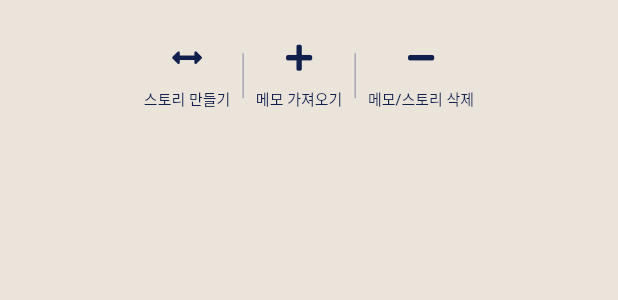
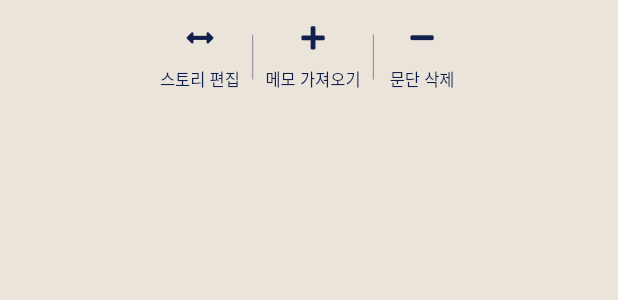
Before and after one commit to randomizedlife01/project_writer, a Flutter app: the DropDownButtons widget shown alone on an empty page, opened directly, on a phone screen of 412 x 824 dp. Shown: the top 300 px of the screen. Run offline on Flutter 3.47's test engine with Material 2 defaults, Android fonts, the light colour scheme and no system bars; our stand-ins replace carousel_slider, dotted_line, email_validator, flutter_keyboard_visibility, flutter_slidable, font_awesome_flutter and 3 more; missing offline and left inert: amplify_analytics_pinpoint, amplify_auth_cognito, amplify_core, amplify_datastore, amplify_datastore_plugin_interface, amplify_flutter and 1 more; Roboto replaces fonts that are missing (GothicA1).

Commit message:
project V04 인스트럭션 페이지 진행 전

```diff
--- a/lib/pages/common_parts/common_parts.dart
+++ b/lib/pages/common_parts/common_parts.dart
@@ -219,23 +219,25 @@ class DropDownButtons extends StatelessWidget {
 
   final VoidCallback onAddDetailTap;
   final VoidCallback onImportTap;
+  final VoidCallback onEnvAddTap;
   final VoidCallback onDeleteTap;
 
-  const DropDownButtons({Key key, this.onAddDetailTap, this.onImportTap, this.context, this.getDocId, this.onDeleteTap}) : super(key: key);
+  const DropDownButtons({Key key, this.onAddDetailTap, this.onImportTap, this.context, this.getDocId, this.onDeleteTap, this.onEnvAddTap})
+      : super(key: key);
 
   @override
   Widget build(BuildContext context) {
     return Column(
       children: [
         SizedBox(
-          height: 20.0,
+          height: 8.0,
         ),
         Row(
           mainAxisAlignment: MainAxisAlignment.center,
           children: [
             DocNormalButton(
               icon: FontAwesomeIcons.arrowsAltH,
-              buttonName: '스토리 만들기',
+              buttonName: '스토리 편집',
               onPressed: onAddDetailTap,
             ),
             Container(
@@ -259,7 +261,7 @@ class DropDownButtons extends StatelessWidget {
             ),
             DocNormalButton(
               icon: FontAwesomeIcons.minus,
-              buttonName: '메모/스토리 삭제',
+              buttonName: '문단 삭제',
               onPressed: onDeleteTap,
             ),
           ],
@@ -364,7 +366,7 @@ class DocNormalButton extends StatelessWidget {
         children: [
           FaIcon(
             icon,
-            size: 20.0,
+            size: 18.0,
             color: Color(0xFF111f4d),
           ),
           SizedBox(
@@ -374,7 +376,7 @@ class DocNormalButton extends StatelessWidget {
             buttonName,
             textAlign: TextAlign.center,
             style: TextStyle(
-              fontSize: 10.0,
+              fontSize: 11.0,
               fontFamily: 'GothicA1',
               fontWeight: FontWeight.w500,
               color: Color(0xFF111f4d),
--- a/lib/pages/document/story_page/component/story_summary_create_pop.dart
+++ b/lib/pages/document/story_page/component/story_summary_create_pop.dart
@@ -10,8 +10,8 @@ class StorySummaryCreatePopUp extends StatelessWidget {
   final _formKey = GlobalKey<FormState>();
   final _storySummaryController = StorySummaryController.to;
 
-  final _timeList = ['새벽', '아침', '낮', '오후', '저녁', '밤', '늦은 밤'];
-  final _weatherList = ['미정', '맑음', '비', '눈', '흐림', '갬'];
+  final _timeList = ['없음', '새벽', '아침', '낮', '오후', '저녁', '밤', '늦은 밤'];
+  final _weatherList = ['없음', '맑음', '비', '눈', '흐림', '갬'];
 
   final _spaceController = TextEditingController();
   final _summaryController = TextEditingController();
--- a/lib/services/controller/story_summary_controller.dart
+++ b/lib/services/controller/story_summary_controller.dart
@@ -5,9 +5,9 @@ import 'package:project_writer_v04/services/controller/story_summary_repository.
 class StorySummaryController extends GetxController {
   final summaries = [].obs;
   final isVisible = false.obs;
-  final selectTimes = '새벽'.obs;
+  final selectTimes = '없음'.obs;
   final spaceList = ''.obs;
-  final selectWeathers = '맑음'.obs;
+  final selectWeathers = '없음'.obs;
   final setDocumentId = ''.obs;
   final setDropDownVisible = true.obs;
   final getSummary = ''.obs;
```
Also changed, not shown: lib/pages/document/story_page/story_page.dart (+31 -9 lines).
